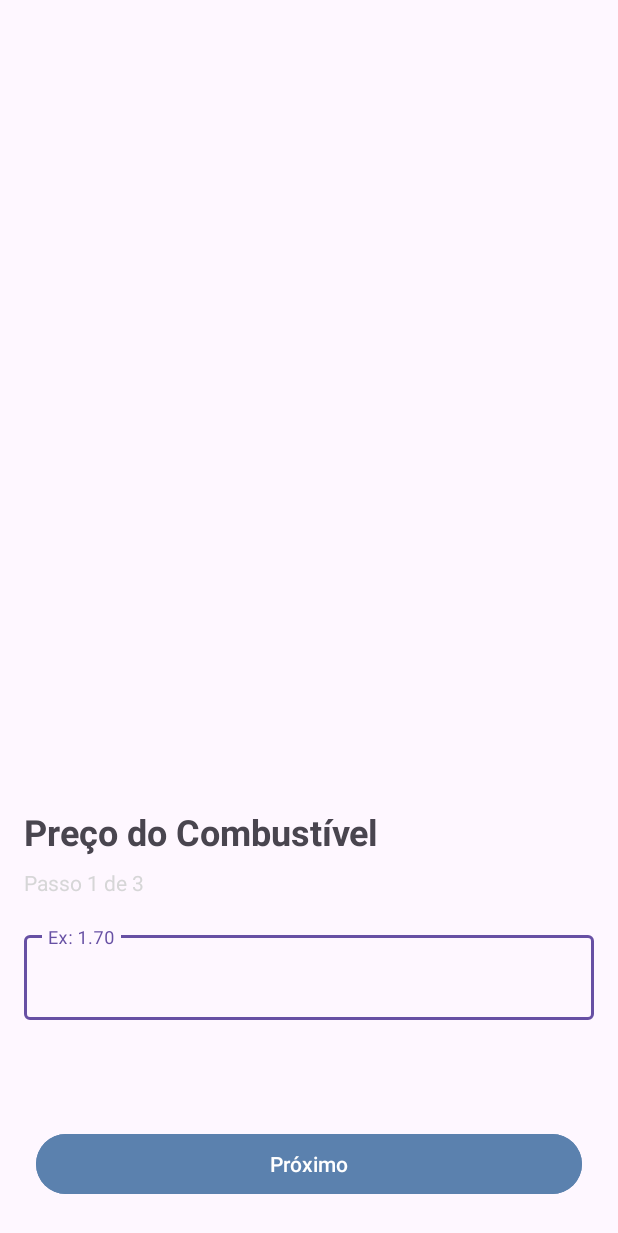
After one commit to eduardoagabes/fuel-calculator, an Android app: the layout activity_main2.xml on its own in the app's theme, with its tools: preview values and no code run, on a phone screen of 412 x 824 dp. The commit adds this screen. Shown: the top 1233 px of the screen. Run offline under Robolectric (Android 15) with nearby library versions, the phone set to English and light mode, and no system bars.

Commit message:
criacao de telas

```diff
--- /dev/null
+++ b/app/src/main/res/layout/activity_main2.xml
@@ -0,0 +1,67 @@
+<?xml version="1.0" encoding="utf-8"?>
+<androidx.constraintlayout.widget.ConstraintLayout xmlns:android="http://schemas.android.com/apk/res/android"
+    xmlns:app="http://schemas.android.com/apk/res-auto"
+    xmlns:tools="http://schemas.android.com/tools"
+    android:id="@+id/main"
+    android:layout_width="match_parent"
+    android:layout_height="match_parent"
+    tools:context=".MainActivity2">
+
+    <Button
+        android:id="@+id/btn_proximo"
+        android:layout_width="match_parent"
+        android:layout_height="wrap_content"
+        android:layout_margin="24dp"
+        android:backgroundTint="@color/blue"
+        android:text="Próximo"
+        app:layout_constraintBottom_toBottomOf="parent"
+        app:layout_constraintEnd_toEndOf="parent"
+        app:layout_constraintStart_toStartOf="parent" />
+
+    <com.google.android.material.textfield.TextInputLayout
+        android:id="@+id/textInputLayout"
+        android:layout_width="match_parent"
+        android:layout_height="wrap_content"
+        android:layout_marginStart="16dp"
+        android:layout_marginEnd="16dp"
+        android:layout_marginBottom="72dp"
+        app:layout_constraintBottom_toTopOf="@+id/btn_proximo"
+        app:layout_constraintEnd_toEndOf="parent"
+        app:layout_constraintStart_toStartOf="parent">
+
+        <com.google.android.material.textfield.TextInputEditText
+            android:layout_width="match_parent"
+            android:layout_height="wrap_content"
+            android:hint="Ex: 1.70"
+            android:inputType="numberDecimal"
+            android:maxLength="4" />
+    </com.google.android.material.textfield.TextInputLayout>
+
+    <TextView
+        android:id="@+id/textView3"
+        android:layout_width="match_parent"
+        android:layout_height="wrap_content"
+        android:layout_marginStart="16dp"
+        android:layout_marginEnd="16dp"
+        android:textStyle="bold"
+        android:layout_marginBottom="8dp"
+        android:text="Preço do Combustível"
+        android:textSize="24sp"
+        app:layout_constraintBottom_toTopOf="@+id/textView4"
+        app:layout_constraintEnd_toEndOf="parent"
+        app:layout_constraintStart_toStartOf="parent" />
+
+    <TextView
+        android:id="@+id/textView4"
+        android:layout_width="match_parent"
+        android:layout_height="wrap_content"
+        android:layout_marginStart="16dp"
+        android:layout_marginEnd="16dp"
+        android:layout_marginBottom="20dp"
+        android:text="Passo 1 de 3"
+        android:textColor="@color/red"
+        app:layout_constraintBottom_toTopOf="@+id/textInputLayout"
+        app:layout_constraintEnd_toEndOf="parent"
+        app:layout_constraintStart_toStartOf="parent" />
+
+</androidx.constraintlayout.widget.ConstraintLayout>
```
Also changed, not shown: app/src/main/res/layout/activity_main.xml (+12 -13 lines), app/src/main/res/layout/activity_main3.xml (added, +67 -0 lines), app/src/main/res/layout/activity_main4.xml (added, +67 -0 lines), app/src/main/res/layout/activity_result.xml (added, +10 -0 lines).
